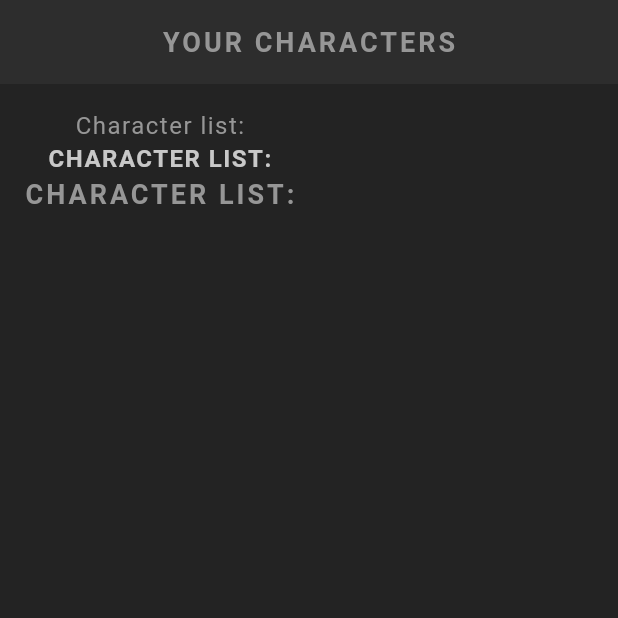
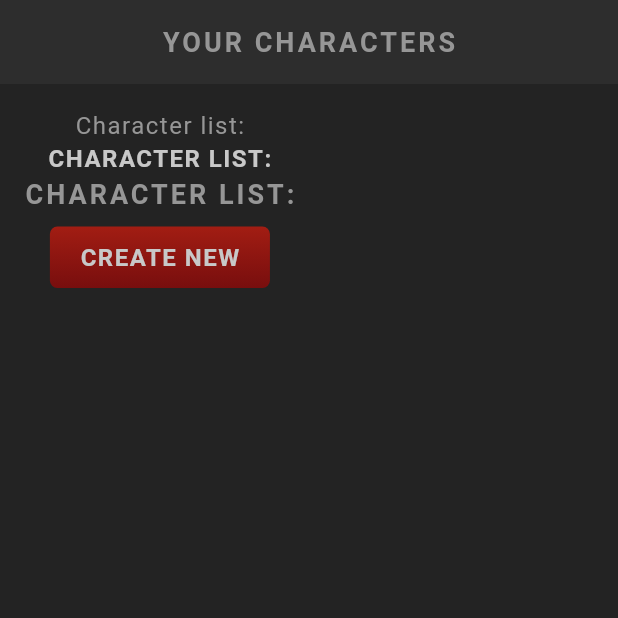
Before and after one commit to muindetuva/rpg, a Flutter app: the screen it shows after launch, on a phone screen of 412 x 824 dp, the top half of it. Run offline on Flutter 3.47's test engine with Material 3 defaults, Android fonts, the phone set to English and light mode, and no system bars; our stand-ins replace google_fonts; Roboto replaces fonts that are missing (Kanit).

Commit message:
Add component for button
Committer: Alfred Muinde Tuva <muindetuva@gmail.com>

```diff
--- a/lib/screens/home/home.dart
+++ b/lib/screens/home/home.dart
@@ -1,4 +1,5 @@
 import 'package:flutter/material.dart';
+import 'package:rpg/shared/styled_button.dart';
 import 'package:rpg/shared/styled_text.dart';
 
 class Home extends StatefulWidget {
@@ -22,7 +23,8 @@ class _HomeState extends State<Home> {
           children: [
             StyledText("Character list:"),
             StyledHeading("Character list:"),
-            StyledTitle("Character list:")
+            StyledTitle("Character list:"),
+            StyledButton(onPressed: () {}, child: StyledHeading("Create New"))
           ],
         ),
       ),
--- /dev/null
+++ b/lib/shared/styled_button.dart
@@ -0,0 +1,31 @@
+import 'package:flutter/material.dart';
+import 'package:rpg/theme.dart';
+
+class StyledButton extends StatelessWidget {
+  const StyledButton({
+    super.key,
+    required this.onPressed,
+    required this.child,
+  });
+
+  final Function() onPressed;
+  final Widget child;
+
+  @override
+  Widget build(BuildContext context) {
+    return TextButton(
+      onPressed: onPressed,
+      child: Container(
+        padding: EdgeInsets.symmetric(vertical: 10, horizontal: 20),
+        decoration: BoxDecoration(
+            gradient: LinearGradient(
+              colors: [AppColors.primaryColor, AppColors.primaryAccent],
+              begin: Alignment.topCenter,
+              end: Alignment.bottomCenter,
+            ),
+            borderRadius: BorderRadius.all(Radius.circular(5))),
+        child: child,
+      ),
+    );
+  }
+}
```
